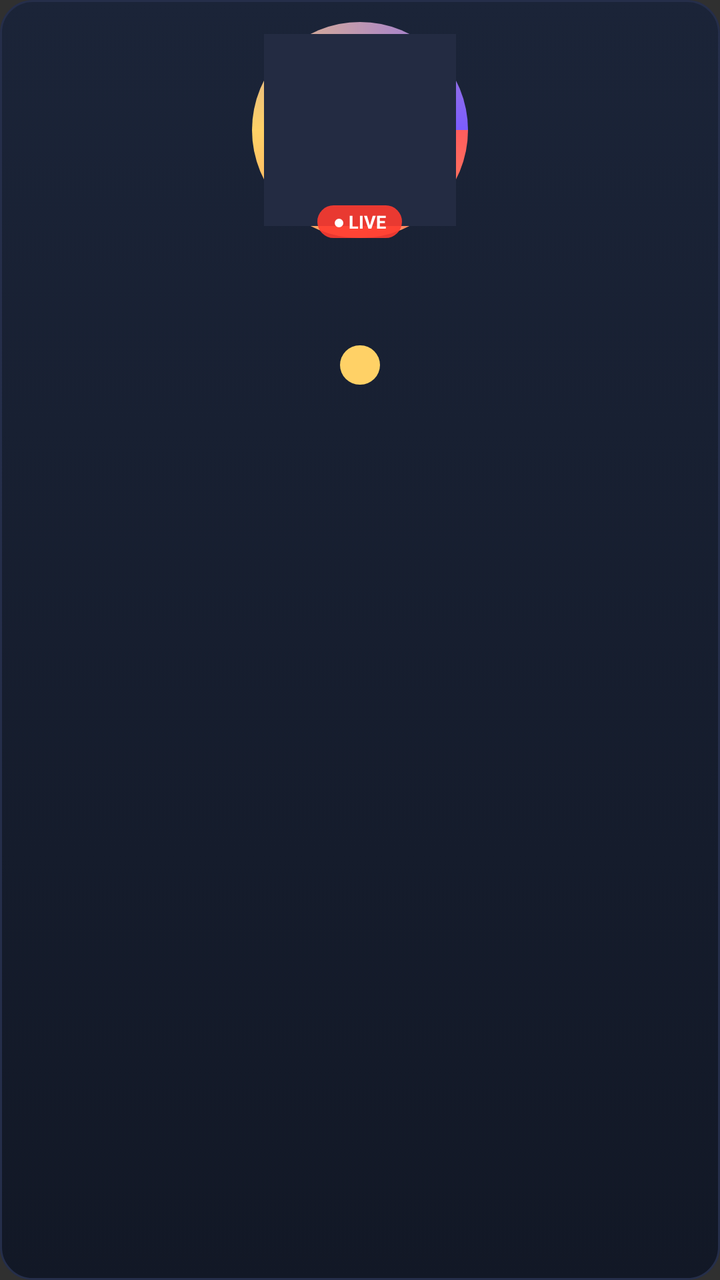
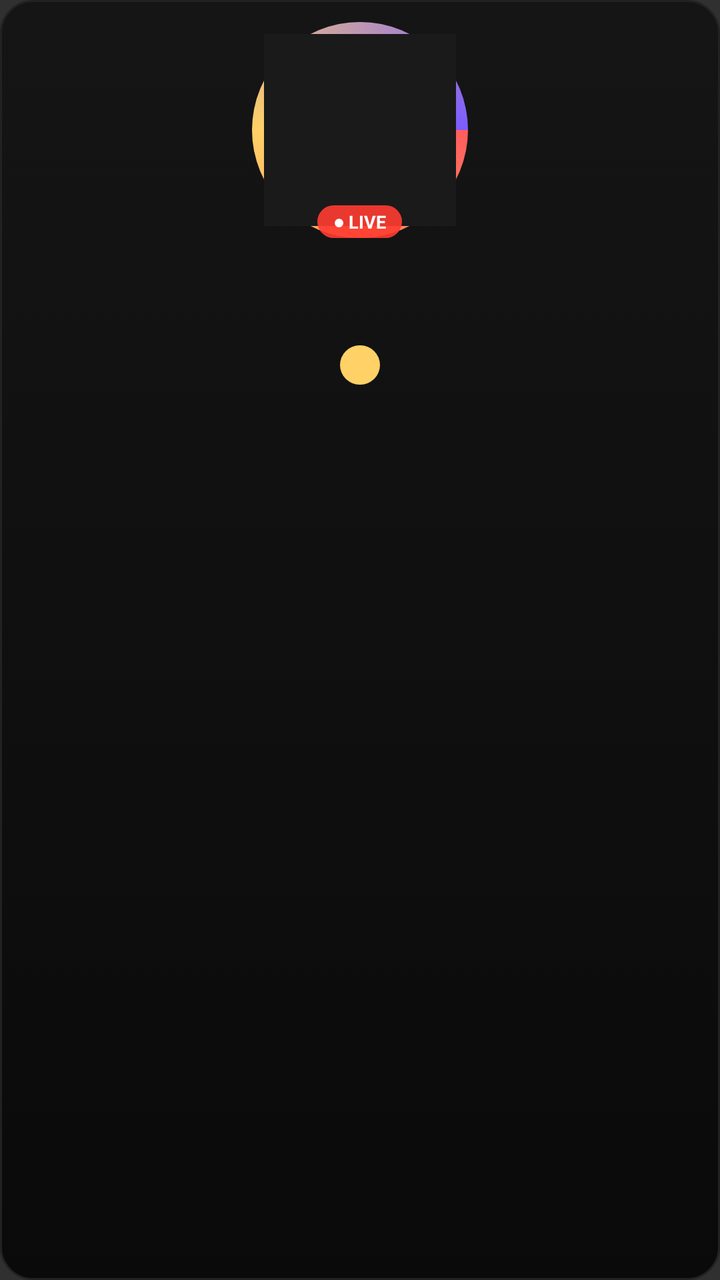

Compare the two renders of this Android layout. The source of the first and the diff that turns it into the second are given below.
<!-- AndroidManifest.xml: application theme Theme.AppCompat.NoActionBar -->
<!-- res/layout/item_card_horizontal.xml -->
<?xml version="1.0" encoding="utf-8"?>
<LinearLayout xmlns:android="http://schemas.android.com/apk/res/android"
    android:layout_width="200dp"
    android:layout_height="wrap_content"
    android:orientation="vertical"
    android:gravity="center_horizontal"
    android:padding="10dp"
    android:layout_margin="6dp"
    android:background="@drawable/card_live_bg"
    android:focusable="true"
    android:clickable="true">

    <FrameLayout
        android:layout_width="110dp"
        android:layout_height="110dp">

        <View
            android:layout_width="110dp"
            android:layout_height="110dp"
            android:background="@drawable/avatar_ring" />

        <ImageView
            android:id="@+id/cardAvatar"
            android:layout_width="96dp"
            android:layout_height="96dp"
            android:layout_gravity="center"
            android:scaleType="centerCrop"
            android:background="#232B42"
            android:contentDescription="@string/app_name" />

        <TextView
            android:layout_width="wrap_content"
            android:layout_height="wrap_content"
            android:layout_gravity="bottom|center_horizontal"
            android:layout_marginBottom="1dp"
            android:text="● LIVE"
            android:textColor="#FFFFFF"
            android:background="@drawable/badge_live"
            android:paddingLeft="8dp"
            android:paddingRight="8dp"
            android:paddingTop="2dp"
            android:paddingBottom="2dp"
            android:textSize="9sp"
            android:textStyle="bold" />
    </FrameLayout>

    <TextView
        android:id="@+id/cardBlv"
        android:layout_width="match_parent"
        android:layout_height="wrap_content"
        android:layout_marginTop="9dp"
        android:gravity="center"
        android:textColor="#FFFFFF"
        android:textSize="14sp"
        android:textStyle="bold"
        android:ellipsize="end"
        android:maxLines="1" />

    <TextView
        android:id="@+id/cardMatch"
        android:layout_width="match_parent"
        android:layout_height="wrap_content"
        android:layout_marginTop="4dp"
        android:gravity="center"
        android:textColor="#C3CBDF"
        android:textSize="11sp"
        android:ellipsize="end"
        android:maxLines="2" />

    <TextView
        android:id="@+id/cardViewers"
        android:layout_width="wrap_content"
        android:layout_height="wrap_content"
        android:layout_marginTop="6dp"
        android:textColor="#0B0F19"
        android:background="@drawable/pill_viewers"
        android:paddingLeft="10dp"
        android:paddingRight="10dp"
        android:paddingTop="3dp"
        android:paddingBottom="3dp"
        android:textSize="10sp"
        android:textStyle="bold" />
</LinearLayout>
<!-- resources referenced by this layout -->
<resources>
  <!-- drawable avatar_ring (drawable) -->
  <?xml version="1.0" encoding="utf-8"?>
  <shape xmlns:android="http://schemas.android.com/apk/res/android" android:shape="oval">
      <gradient android:type="sweep" android:startColor="#FF5D5D" android:centerColor="#FFD166" android:endColor="#7C5CFF" />
      <stroke android:width="2dp" android:color="#00000000" />
  </shape>
  <!-- drawable badge_live (drawable) -->
  <?xml version="1.0" encoding="utf-8"?>
  <shape xmlns:android="http://schemas.android.com/apk/res/android" android:shape="rectangle">
      <solid android:color="#E6FF3B30" />
      <corners android:radius="9dp" />
  </shape>
  <!-- drawable card_live_bg (drawable) -->
  <?xml version="1.0" encoding="utf-8"?>
  <selector xmlns:android="http://schemas.android.com/apk/res/android">
      <item android:state_focused="true">
          <shape>
              <gradient android:angle="270" android:startColor="#2E3A5C" android:endColor="#1A2238" />
              <corners android:radius="16dp" />
              <stroke android:width="2dp" android:color="#FFD166" />
          </shape>
      </item>
      <item android:state_pressed="true">
          <shape>
              <solid android:color="#2E3A5C" />
              <corners android:radius="16dp" />
              <stroke android:width="2dp" android:color="#FF9F1C" />
          </shape>
      </item>
      <item>
          <shape>
              <gradient android:angle="270" android:startColor="#1B2438" android:endColor="#121826" />
              <corners android:radius="16dp" />
              <stroke android:width="1dp" android:color="#252E4A" />
          </shape>
      </item>
  </selector>
  <!-- drawable pill_viewers (drawable) -->
  <?xml version="1.0" encoding="utf-8"?>
  <shape xmlns:android="http://schemas.android.com/apk/res/android" android:shape="rectangle">
      <solid android:color="#FFD166" />
      <corners android:radius="11dp" />
  </shape>
  <string name="app_name">KênhLive</string>
</resources>

<!-- the commit's change to res/layout/item_card_horizontal.xml (unified diff, before → after) -->
@@ -25,7 +25,7 @@
             android:layout_height="96dp"
             android:layout_gravity="center"
             android:scaleType="centerCrop"
-            android:background="#232B42"
+            android:background="#1A1A1A"
             android:contentDescription="@string/app_name" />
 
         <TextView
@@ -72,7 +72,7 @@
         android:layout_width="wrap_content"
         android:layout_height="wrap_content"
         android:layout_marginTop="6dp"
-        android:textColor="#0B0F19"
+        android:textColor="#000000"
         android:background="@drawable/pill_viewers"
         android:paddingLeft="10dp"
         android:paddingRight="10dp"
<!-- resource entries referenced after the edit -->
@@ -17,23 +17,23 @@
   <selector xmlns:android="http://schemas.android.com/apk/res/android">
       <item android:state_focused="true">
           <shape>
-              <gradient android:angle="270" android:startColor="#2E3A5C" android:endColor="#1A2238" />
+              <gradient android:angle="270" android:startColor="#1E1E1E" android:endColor="#151515" />
               <corners android:radius="16dp" />
               <stroke android:width="2dp" android:color="#FFD166" />
           </shape>
       </item>
       <item android:state_pressed="true">
           <shape>
-              <solid android:color="#2E3A5C" />
+              <solid android:color="#1E1E1E" />
               <corners android:radius="16dp" />
               <stroke android:width="2dp" android:color="#FF9F1C" />
           </shape>
       </item>
       <item>
           <shape>
-              <gradient android:angle="270" android:startColor="#1B2438" android:endColor="#121826" />
+              <gradient android:angle="270" android:startColor="#151515" android:endColor="#0A0A0A" />
               <corners android:radius="16dp" />
-              <stroke android:width="1dp" android:color="#252E4A" />
+              <stroke android:width="1dp" android:color="#222222" />
           </shape>
       </item>
   </selector>
